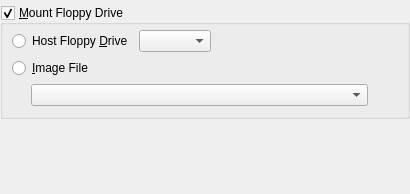
jljuxgm/vboxgit, file vbox/src/VBox/Frontends/VirtualBox4/ui/VBoxVMSettingsFD.ui: the form before one commit.
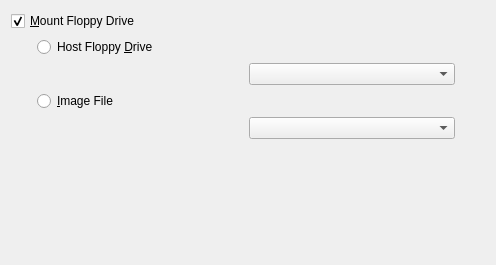
The form after the commit. Custom widgets are drawn as their Qt base class.

Commit message:
commit_10684 ------------------------------------------------------------------------ r10684 | vboxsync | 2008-07-16 16:53:25 +0800 (Wed, 16 Jul 2008) | 2 lines
FE/Qt4: VM FD settings face lift.

------------------------------------------------------------------------

What changed in the file:
```diff
--- a/vbox/src/VBox/Frontends/VirtualBox4/ui/VBoxVMSettingsFD.ui
+++ b/vbox/src/VBox/Frontends/VirtualBox4/ui/VBoxVMSettingsFD.ui
@@ -22,50 +22,62 @@
    <rect>
     <x>0</x>
     <y>0</y>
-    <width>410</width>
-    <height>194</height>
+    <width>496</width>
+    <height>265</height>
    </rect>
   </property>
-  <layout class="QVBoxLayout" >
-   <property name="leftMargin" >
-    <number>0</number>
-   </property>
-   <property name="topMargin" >
-    <number>5</number>
-   </property>
-   <property name="rightMargin" >
-    <number>0</number>
-   </property>
-   <property name="bottomMargin" >
-    <number>5</number>
-   </property>
-   <item>
-    <widget class="QGroupBox" name="mGbFD" >
+  <layout class="QGridLayout" >
+   <item row="0" column="0" colspan="2" >
+    <widget class="QCheckBox" name="mGbFD" >
+     <property name="whatsThis" >
+      <string>When checked, mounts the specified media to the Floppy drive of the virtual machine.</string>
+     </property>
+     <property name="text" >
+      <string>&amp;Mount Floppy Drive</string>
+     </property>
+     <property name="checked" >
+      <bool>true</bool>
+     </property>
+    </widget>
+   </item>
+   <item row="1" column="0" >
+    <spacer>
+     <property name="orientation" >
+      <enum>Qt::Horizontal</enum>
+     </property>
+     <property name="sizeType" >
+      <enum>QSizePolicy::Fixed</enum>
+     </property>
+     <property name="sizeHint" >
+      <size>
+       <width>20</width>
+       <height>20</height>
+      </size>
+     </property>
+    </spacer>
+   </item>
+   <item row="1" column="1" >
+    <widget class="QWidget" native="1" name="mMountFDChild" >
      <property name="sizePolicy" >
-      <sizepolicy vsizetype="Fixed" hsizetype="Expanding" >
+      <sizepolicy vsizetype="Preferred" hsizetype="Expanding" >
        <horstretch>0</horstretch>
        <verstretch>0</verstretch>
       </sizepolicy>
      </property>
-     <property name="whatsThis" >
-      <string>When checked, mounts the specified media to the Floppy drive of the virtual machine.</string>
-     </property>
-     <property name="title" >
-      <string>&amp;Mount Floppy Drive</string>
-     </property>
-     <property name="checkable" >
-      <bool>true</bool>
-     </property>
-     <property name="checked" >
-      <bool>true</bool>
-     </property>
-     <layout class="QVBoxLayout" >
+     <layout class="QGridLayout" >
+      <property name="leftMargin" >
+       <number>0</number>
+      </property>
       <property name="topMargin" >
-       <number>5</number>
+       <number>0</number>
       </property>
-      <item>
-       <layout class="QHBoxLayout" >
-        <item>
+      <property name="rightMargin" >
+       <number>0</number>
+      </property>
+      <property name="bottomMargin" >
+       <number>0</number>
+      </property>
+      <item row="0" column="0" colspan="2" >
          <widget class="QRadioButton" name="mRbHostFD" >
           <property name="whatsThis" >
            <string>Mounts the specified host Floppy drive to the virtual Floppy drive.</string>
@@ -78,31 +90,30 @@
           </property>
          </widget>
         </item>
-        <item>
+      <item row="1" column="0" >
+       <spacer>
+        <property name="orientation" >
+         <enum>Qt::Horizontal</enum>
+        </property>
+        <property name="sizeType" >
+         <enum>QSizePolicy::Fixed</enum>
+        </property>
+        <property name="sizeHint" >
+         <size>
+          <width>8</width>
+          <height>16</height>
+         </size>
+        </property>
+       </spacer>
+      </item>
+      <item row="1" column="1" >
          <widget class="QComboBox" name="mCbHostFD" >
           <property name="whatsThis" >
            <string>Lists host Floppy drives available to mount to the virtual machine.</string>
           </property>
          </widget>
         </item>
-        <item>
-         <spacer>
-          <property name="orientation" >
-           <enum>Qt::Horizontal</enum>
-          </property>
-          <property name="sizeHint" >
-           <size>
-            <width>0</width>
-            <height>10</height>
-           </size>
-          </property>
-         </spacer>
-        </item>
-       </layout>
-      </item>
-      <item>
-       <layout class="QHBoxLayout" >
-        <item>
+      <item row="2" column="0" colspan="2" >
          <widget class="QRadioButton" name="mRbIsoFD" >
           <property name="whatsThis" >
            <string>Mounts the specified Floppy image to the virtual Floppy drive.</string>
@@ -115,47 +126,14 @@
           </property>
          </widget>
         </item>
-        <item>
-         <spacer>
-          <property name="orientation" >
-           <enum>Qt::Horizontal</enum>
-          </property>
-          <property name="sizeHint" >
-           <size>
-            <width>0</width>
-            <height>10</height>
-           </size>
-          </property>
-         </spacer>
-        </item>
-       </layout>
-      </item>
-      <item>
-       <layout class="QHBoxLayout" >
-        <item>
-         <spacer>
-          <property name="orientation" >
-           <enum>Qt::Horizontal</enum>
-          </property>
-          <property name="sizeType" >
-           <enum>QSizePolicy::Fixed</enum>
-          </property>
-          <property name="sizeHint" >
-           <size>
-            <width>19</width>
-            <height>16</height>
-           </size>
-          </property>
-         </spacer>
-        </item>
-        <item>
+      <item row="3" column="1" >
          <widget class="VBoxMediaComboBox" name="mCbIsoFD" >
           <property name="whatsThis" >
            <string>Displays the image file to mount to the virtual Floppy drive and allows to quickly select a different image.</string>
           </property>
          </widget>
         </item>
-        <item>
+      <item row="3" column="2" >
          <widget class="QToolButton" name="mTbIsoFD" >
           <property name="whatsThis" >
            <string>Invokes the Virtual Disk Manager to select a Floppy image to mount.</string>
@@ -169,11 +147,9 @@
          </widget>
         </item>
        </layout>
-      </item>
-     </layout>
     </widget>
    </item>
-   <item>
+   <item row="2" column="1" >
     <spacer>
      <property name="orientation" >
       <enum>Qt::Vertical</enum>
@@ -181,7 +157,7 @@
      <property name="sizeHint" >
       <size>
        <width>20</width>
-       <height>0</height>
+       <height>51</height>
       </size>
      </property>
     </spacer>
```
Lines whose indentation alone changed are shown as unchanged. The commit also changes 2 other files.
